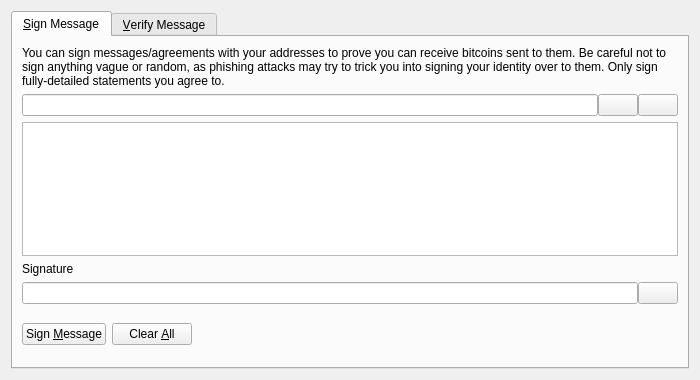
First picture: the form in src/qt/forms/signverifymessagedialog.ui, repository firoorg/firo, before the edit.
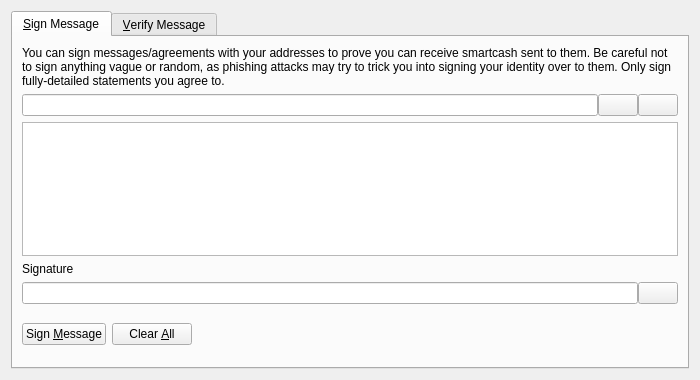
Second picture: the form after the edit. Icons and pictures are not drawn. Custom widgets are drawn as their Qt base class.

Commit message: change bitcoin names

Diff of the .ui file:
```diff
--- a/src/qt/forms/signverifymessagedialog.ui
+++ b/src/qt/forms/signverifymessagedialog.ui
@@ -30,7 +30,7 @@
        <item>
         <widget class="QLabel" name="infoLabel_SM">
          <property name="text">
-          <string>You can sign messages/agreements with your addresses to prove you can receive bitcoins sent to them. Be careful not to sign anything vague or random, as phishing attacks may try to trick you into signing your identity over to them. Only sign fully-detailed statements you agree to.</string>
+          <string>You can sign messages/agreements with your addresses to prove you can receive smartcash sent to them. Be careful not to sign anything vague or random, as phishing attacks may try to trick you into signing your identity over to them. Only sign fully-detailed statements you agree to.</string>
          </property>
          <property name="textFormat">
           <enum>Qt::PlainText</enum>
```
The commit also changes 27 other files.
